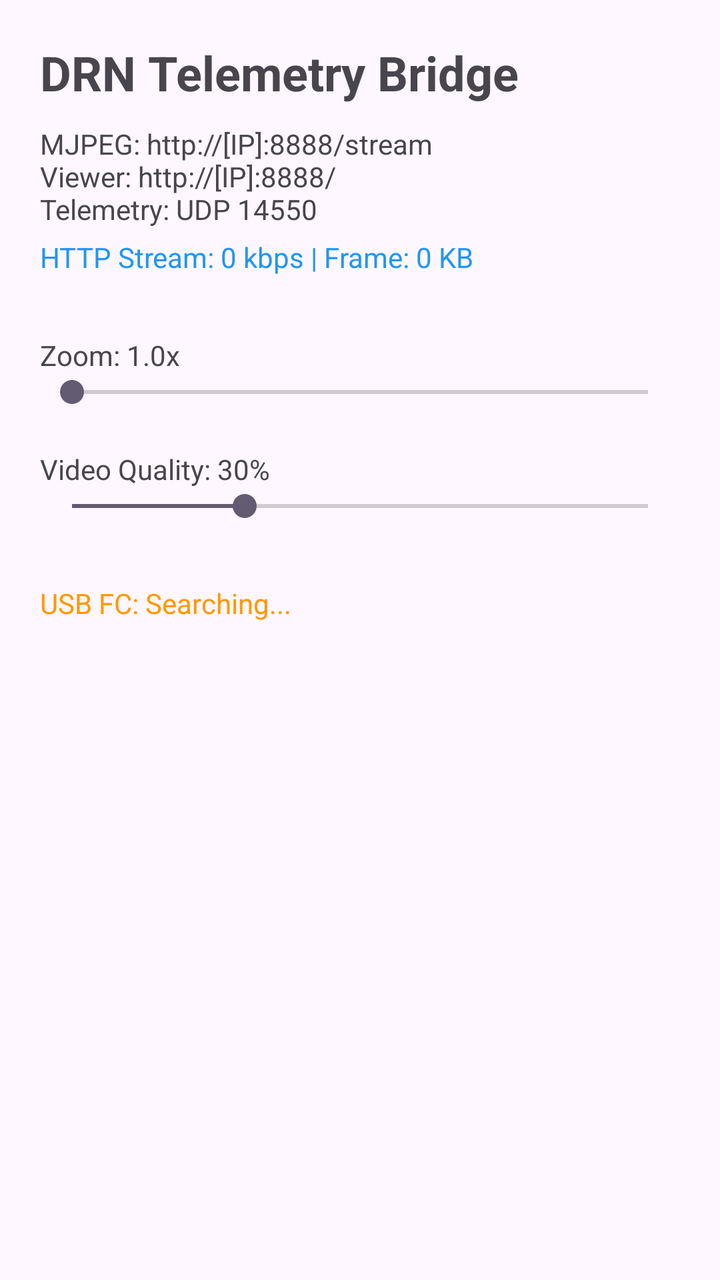
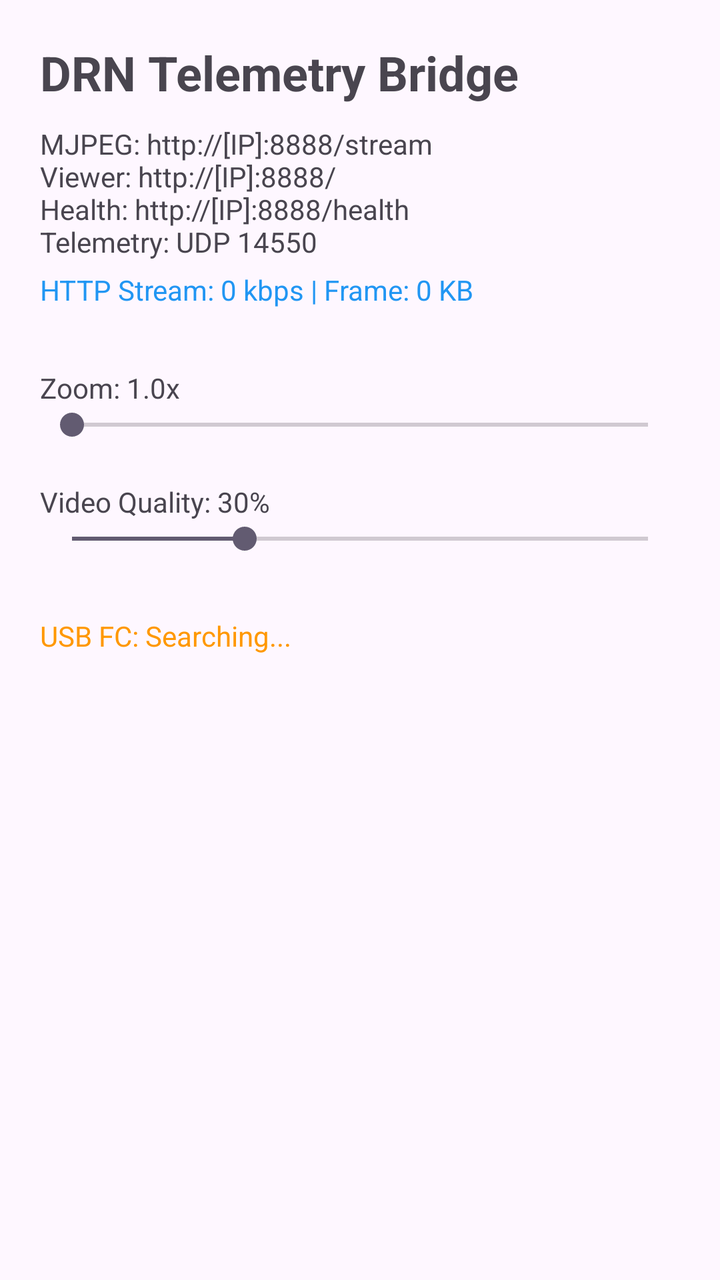

Compare the two renders of this Android layout. The source of the first and the diff that turns it into the second are given below.
<!-- AndroidManifest.xml: application theme Theme.DRN_kotlin -->
<!-- res/layout/activity_main.xml -->
<?xml version="1.0" encoding="utf-8"?>
<androidx.constraintlayout.widget.ConstraintLayout xmlns:android="http://schemas.android.com/apk/res/android"
    xmlns:app="http://schemas.android.com/apk/res-auto"
    xmlns:tools="http://schemas.android.com/tools"
    android:id="@+id/main"
    android:layout_width="match_parent"
    android:layout_height="match_parent"
    android:padding="20dp"
    tools:context=".MainActivity">

    <TextView
        android:id="@+id/title"
        android:layout_width="wrap_content"
        android:layout_height="wrap_content"
        android:text="DRN Telemetry Bridge"
        android:textSize="24sp"
        android:textStyle="bold"
        app:layout_constraintTop_toTopOf="parent"
        app:layout_constraintStart_toStartOf="parent" />

    <TextView
        android:id="@+id/status"
        android:layout_width="wrap_content"
        android:layout_height="wrap_content"
        android:layout_marginTop="10dp"
        android:text="MJPEG: http://[IP]:8888/stream\nViewer: http://[IP]:8888/\nTelemetry: UDP 14550"
        app:layout_constraintTop_toBottomOf="@id/title"
        app:layout_constraintStart_toStartOf="parent" />

    <TextView
        android:id="@+id/videoStats"
        android:layout_width="wrap_content"
        android:layout_height="wrap_content"
        android:layout_marginTop="5dp"
        android:text="HTTP Stream: 0 kbps | Frame: 0 KB"
        android:textColor="#2196F3"
        app:layout_constraintTop_toBottomOf="@id/status"
        app:layout_constraintStart_toStartOf="parent" />

    <TextView
        android:id="@+id/zoomLabel"
        android:layout_width="wrap_content"
        android:layout_height="wrap_content"
        android:layout_marginTop="30dp"
        android:text="Zoom: 1.0x"
        app:layout_constraintTop_toBottomOf="@id/videoStats"
        app:layout_constraintStart_toStartOf="parent" />

    <SeekBar
        android:id="@+id/zoomSeekBar"
        android:layout_width="0dp"
        android:layout_height="wrap_content"
        android:max="100"
        android:progress="0"
        app:layout_constraintTop_toBottomOf="@id/zoomLabel"
        app:layout_constraintStart_toStartOf="parent"
        app:layout_constraintEnd_toEndOf="parent" />

    <TextView
        android:id="@+id/qualityLabel"
        android:layout_width="wrap_content"
        android:layout_height="wrap_content"
        android:layout_marginTop="20dp"
        android:text="Video Quality: 30%"
        app:layout_constraintTop_toBottomOf="@id/zoomSeekBar"
        app:layout_constraintStart_toStartOf="parent" />

    <SeekBar
        android:id="@+id/qualitySeekBar"
        android:layout_width="0dp"
        android:layout_height="wrap_content"
        android:max="100"
        android:progress="30"
        app:layout_constraintTop_toBottomOf="@id/qualityLabel"
        app:layout_constraintStart_toStartOf="parent"
        app:layout_constraintEnd_toEndOf="parent" />

    <TextView
        android:id="@+id/usbStatus"
        android:layout_width="wrap_content"
        android:layout_height="wrap_content"
        android:layout_marginTop="30dp"
        android:text="USB FC: Searching..."
        android:textColor="#FF9800"
        app:layout_constraintTop_toBottomOf="@id/qualitySeekBar"
        app:layout_constraintStart_toStartOf="parent" />

</androidx.constraintlayout.widget.ConstraintLayout>
<!-- resources referenced by this layout -->
<resources>
  <style name="Theme.DRN_kotlin" parent="Base.Theme.DRN_kotlin" />
  <style name="Base.Theme.DRN_kotlin" parent="Theme.Material3.DayNight.NoActionBar">
          
          
      </style>
</resources>

<!-- the commit's change to res/layout/activity_main.xml (unified diff, before → after) -->
@@ -23,7 +23,7 @@
         android:layout_width="wrap_content"
         android:layout_height="wrap_content"
         android:layout_marginTop="10dp"
-        android:text="MJPEG: http://[IP]:8888/stream\nViewer: http://[IP]:8888/\nTelemetry: UDP 14550"
+        android:text="MJPEG: http://[IP]:8888/stream\nViewer: http://[IP]:8888/\nHealth: http://[IP]:8888/health\nTelemetry: UDP 14550"
         app:layout_constraintTop_toBottomOf="@id/title"
         app:layout_constraintStart_toStartOf="parent" />
 
